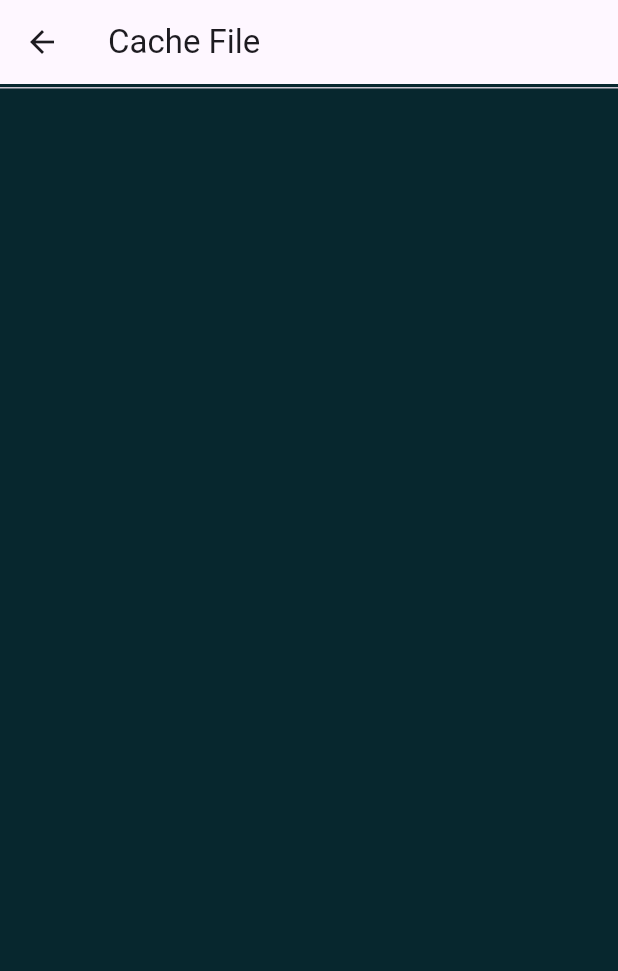
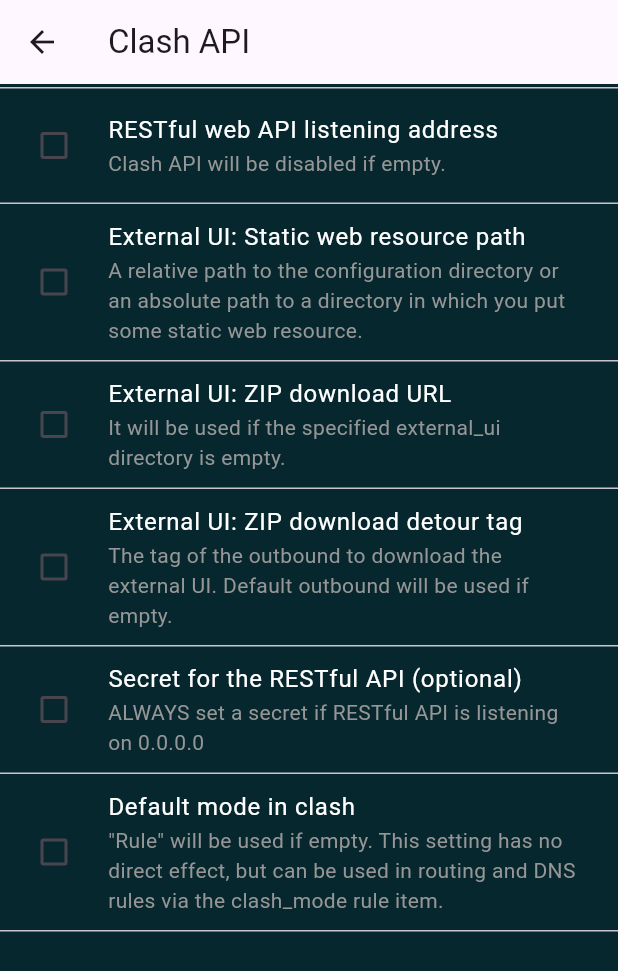
Before and after one commit to LucisUrbe/easy_configurator, a Flutter app: the ClashAPIWidget screen opened directly, on a phone screen of 412 x 824 dp. Shown: the top 971 px of the screen. Run offline on Flutter 3.47's test engine with Material 3 defaults, Android fonts, the phone set to English and light mode, and no system bars; our stand-ins replace sidebarx; generated files the repository leaves out were written again.

Commit message:
feat: experimental - Clash API sub-option page

```diff
--- a/lib/src/localization/app_en.arb
+++ b/lib/src/localization/app_en.arb
@@ -54,7 +54,7 @@
   "caExtCtrlSubtitle": "Clash API will be disabled if empty.",
   "caExtCtrlHintText": "Enter an address with a port",
   "caExtUI": "External UI: Static web resource path",
-  "caExtUISubtitle": "A relative path to the configuration directory or an absolute path to a directory in which you put some static web resource. sing-box will then serve it at http://{{external-controller}}/ui.",
+  "caExtUISubtitle": "A relative path to the configuration directory or an absolute path to a directory in which you put some static web resource.",
   "caExtUIHintText": "Enter a path",
   "caExtUIDlURL": "External UI: ZIP download URL",
   "caExtUIDlURLSubtitle": "It will be used if the specified external_ui directory is empty.",
--- a/lib/src/store.dart
+++ b/lib/src/store.dart
@@ -84,20 +84,20 @@ class CFSelectionStore {
 }
 
 class CACheckedStore {
-  bool externalController = false;
-  bool externalUI = false;
-  bool externalUIDownloadURL = false;
-  bool externalUIDownloadDetour = false;
-  bool secret = false;
-  bool defaultMode = false;
+  static bool externalController = false;
+  static bool externalUI = false;
+  static bool externalUIDownloadURL = false;
+  static bool externalUIDownloadDetour = false;
+  static bool secret = false;
+  static bool defaultMode = false;
 }
 
 class CAConfigStore {
-  String externalController = "127.0.0.1:9090";
-  String externalUI = "";
-  String externalUIDownloadURL =
+  static String externalController = "127.0.0.1:9090";
+  static String externalUI = "";
+  static String externalUIDownloadURL =
       "https://github.com/MetaCubeX/Yacd-meta/archive/gh-pages.zip";
-  String externalUIDownloadDetour = "";
-  String secret = "";
-  String defaultMode = "Rule";
+  static String externalUIDownloadDetour = "";
+  static String secret = "";
+  static String defaultMode = "Rule";
 }
--- a/lib/src/tabs/experimental/clash_api.dart
+++ b/lib/src/tabs/experimental/clash_api.dart
@@ -17,11 +17,330 @@ class _ClashAPIWidgetState extends State<ClashAPIWidget> {
     const dividerHeight = 5.0;
     return Scaffold(
       appBar: AppBar(
-        title: Text(AppLocalizations.of(context)!.cacheFile),
+        title: Text(AppLocalizations.of(context)!.clashAPI),
       ),
       body: SingleChildScrollView(
         child: Column(
           children: <Widget>[
+            const Divider(height: dividerHeight),
+            CheckboxListTile(
+              hoverColor: gray,
+              activeColor: actionColor,
+              controlAffinity: ListTileControlAffinity.leading,
+              value: CACheckedStore.externalController,
+              onChanged: (bool? value) {
+                setState(() {
+                  CACheckedStore.externalController = value!;
+                });
+              },
+              title: Text(
+                AppLocalizations.of(context)!.caExtCtrl,
+                style: const TextStyle(color: white),
+              ),
+              subtitle: Text(
+                AppLocalizations.of(context)!.caExtCtrlSubtitle,
+                style: const TextStyle(color: gray),
+              ),
+            ),
+            CACheckedStore.externalController
+                ? Row(
+                    children: [
+                      const VerticalDivider(
+                        width: 20.0,
+                      ),
+                      Expanded(
+                        child: TextFormField(
+                          initialValue: CAConfigStore.externalController,
+                          cursorColor: gray,
+                          style: const TextStyle(color: white),
+                          decoration: InputDecoration(
+                            border: const OutlineInputBorder(),
+                            focusedBorder: const OutlineInputBorder(
+                              borderSide: BorderSide(color: white),
+                            ),
+                            hintText:
+                                AppLocalizations.of(context)!.caExtCtrlHintText,
+                            hintStyle: const TextStyle(color: gray),
+                          ),
+                          onChanged: (inputString) {
+                            setState(() {
+                              CAConfigStore.externalController = inputString;
+                            });
+                          },
+                        ),
+                      ),
+                      const VerticalDivider(
+                        width: 20.0,
+                      ),
+                    ],
+                  )
+                : Container(),
+            const Divider(height: dividerHeight),
+            CheckboxListTile(
+              hoverColor: gray,
+              activeColor: actionColor,
+              controlAffinity: ListTileControlAffinity.leading,
+              value: CACheckedStore.externalUI,
+              onChanged: (bool? value) {
+                setState(() {
+                  CACheckedStore.externalUI = value!;
+                });
+              },
+              title: Text(
+                AppLocalizations.of(context)!.caExtUI,
+                style: const TextStyle(color: white),
+              ),
+              subtitle: Text(
+                AppLocalizations.of(context)!.caExtUISubtitle,
+                style: const TextStyle(color: gray),
+              ),
+            ),
+            CACheckedStore.externalUI
+                ? Row(
+                    children: [
+                      const VerticalDivider(
+                        width: 20.0,
+                      ),
+                      Expanded(
+                        child: TextFormField(
+                          initialValue: CAConfigStore.externalUI,
+                          cursorColor: gray,
+                          style: const TextStyle(color: white),
+                          decoration: InputDecoration(
+                            border: const OutlineInputBorder(),
+                            focusedBorder: const OutlineInputBorder(
+                              borderSide: BorderSide(color: white),
+                            ),
+                            hintText:
+                                AppLocalizations.of(context)!.caExtUIHintText,
+                            hintStyle: const TextStyle(color: gray),
+                          ),
+                          onChanged: (inputString) {
+                            setState(() {
+                              CAConfigStore.externalUI = inputString;
+                            });
+                          },
+                        ),
+                      ),
+                      const VerticalDivider(
+                        width: 20.0,
+                      ),
+                    ],
+                  )
+                : Container(),
+            const Divider(height: dividerHeight),
+            CheckboxListTile(
+              hoverColor: gray,
+              activeColor: actionColor,
+              controlAffinity: ListTileControlAffinity.leading,
+              value: CACheckedStore.externalUIDownloadURL,
+              onChanged: (bool? value) {
+                setState(() {
+                  CACheckedStore.externalUIDownloadURL = value!;
+                });
+              },
+              title: Text(
+                AppLocalizations.of(context)!.caExtUIDlURL,
+                style: const TextStyle(color: white),
+              ),
+              subtitle: Text(
+                AppLocalizations.of(context)!.caExtUIDlURLSubtitle,
+                style: const TextStyle(color: gray),
+              ),
+            ),
+            CACheckedStore.externalUIDownloadURL
+                ? Row(
+                    children: [
+                      const VerticalDivider(
+                        width: 20.0,
+                      ),
+                      Expanded(
+                        child: TextFormField(
+                          initialValue: CAConfigStore.externalUIDownloadURL,
+                          cursorColor: gray,
+                          style: const TextStyle(color: white),
+                          decoration: InputDecoration(
+                            border: const OutlineInputBorder(),
+                            focusedBorder: const OutlineInputBorder(
+                              borderSide: BorderSide(color: white),
+                            ),
+                            hintText: AppLocalizations.of(context)!
+                                .caExtUIDlURLHintText,
+                            hintStyle: const TextStyle(color: gray),
+                          ),
+                          onChanged: (inputString) {
+                            setState(() {
+                              CAConfigStore.externalUIDownloadURL = inputString;
+                            });
+                          },
+                        ),
+                      ),
+                      const VerticalDivider(
+                        width: 20.0,
+                      ),
+                    ],
+                  )
+                : Container(),
+            const Divider(height: dividerHeight),
+            CheckboxListTile(
+              hoverColor: gray,
+              activeColor: actionColor,
+              controlAffinity: ListTileControlAffinity.leading,
+              value: CACheckedStore.externalUIDownloadDetour,
+              onChanged: (bool? value) {
+                setState(() {
+                  CACheckedStore.externalUIDownloadDetour = value!;
+                });
+              },
+              title: Text(
+                AppLocalizations.of(context)!.caExtUIDlDetour,
+                style: const TextStyle(color: white),
+              ),
+              subtitle: Text(
+                AppLocalizations.of(context)!.caExtUIDlDetourSubtitle,
+                style: const TextStyle(color: gray),
+              ),
+            ),
+            CACheckedStore.externalUIDownloadDetour
+                ? Row(
+                    children: [
+                      const VerticalDivider(
+                        width: 20.0,
+                      ),
+                      Expanded(
+                        child: TextFormField(
+                          initialValue: CAConfigStore.externalUIDownloadDetour,
+                          cursorColor: gray,
+                          style: const TextStyle(color: white),
+                          decoration: InputDecoration(
+                            border: const OutlineInputBorder(),
+                            focusedBorder: const OutlineInputBorder(
+                              borderSide: BorderSide(color: white),
+                            ),
+                            hintText: AppLocalizations.of(context)!
+                                .caExtUIDlDetourHintText,
+                            hintStyle: const TextStyle(color: gray),
+                          ),
+                          onChanged: (inputString) {
+                            setState(() {
+                              CAConfigStore.externalUIDownloadDetour =
+                                  inputString;
+                            });
+                          },
+                        ),
+                      ),
+                      const VerticalDivider(
+                        width: 20.0,
+                      ),
+                    ],
+                  )
+                : Container(),
+            const Divider(height: dividerHeight),
+            CheckboxListTile(
+              hoverColor: gray,
+              activeColor: actionColor,
+              controlAffinity: ListTileControlAffinity.leading,
+              value: CACheckedStore.secret,
+              onChanged: (bool? value) {
+                setState(() {
+                  CACheckedStore.secret = value!;
+                });
+              },
+              title: Text(
+                AppLocalizations.of(context)!.caSecret,
+                style: const TextStyle(color: white),
+              ),
+              subtitle: Text(
+                AppLocalizations.of(context)!.caSecretSubtitle,
+                style: const TextStyle(color: gray),
+              ),
+            ),
+            CACheckedStore.secret
+                ? Row(
+                    children: [
+                      const VerticalDivider(
+                        width: 20.0,
+                      ),
+                      Expanded(
+                        child: TextFormField(
+                          initialValue: CAConfigStore.secret,
+                          cursorColor: gray,
+                          style: const TextStyle(color: white),
+                          decoration: InputDecoration(
+                            border: const OutlineInputBorder(),
+                            focusedBorder: const OutlineInputBorder(
+                              borderSide: BorderSide(color: white),
+                            ),
+                            hintText:
+                                AppLocalizations.of(context)!.caSecretHintText,
+                            hintStyle: const TextStyle(color: gray),
+                          ),
+                          onChanged: (inputString) {
+                            setState(() {
+                              CAConfigStore.secret = inputString;
+                            });
+                          },
+                        ),
+                      ),
+                      const VerticalDivider(
+                        width: 20.0,
+                      ),
+                    ],
+                  )
+                : Container(),
+            const Divider(height: dividerHeight),
+            CheckboxListTile(
+              hoverColor: gray,
+              activeColor: actionColor,
+              controlAffinity: ListTileControlAffinity.leading,
+              value: CACheckedStore.defaultMode,
+              onChanged: (bool? value) {
+                setState(() {
+                  CACheckedStore.defaultMode = value!;
+                });
+              },
+              title: Text(
+                AppLocalizations.of(context)!.caDefaultMode,
+                style: const TextStyle(color: white),
+              ),
+              subtitle: Text(
+                AppLocalizations.of(context)!.caDefaultModeSubtitle,
+                style: const TextStyle(color: gray),
+              ),
+            ),
+            CACheckedStore.defaultMode
+                ? Row(
+                    children: [
+                      const VerticalDivider(
+                        width: 20.0,
+                      ),
+                      Expanded(
+                        child: TextFormField(
+                          initialValue: CAConfigStore.defaultMode,
+                          cursorColor: gray,
+                          style: const TextStyle(color: white),
+                          decoration: InputDecoration(
+                            border: const OutlineInputBorder(),
+                            focusedBorder: const OutlineInputBorder(
+                              borderSide: BorderSide(color: white),
+                            ),
+                            hintText: AppLocalizations.of(context)!
+                                .caDefaultModeHintText,
+                            hintStyle: const TextStyle(color: gray),
+                          ),
+                          onChanged: (inputString) {
+                            setState(() {
+                              CAConfigStore.defaultMode = inputString;
+                            });
+                          },
+                        ),
+                      ),
+                      const VerticalDivider(
+                        width: 20.0,
+                      ),
+                    ],
+                  )
+                : Container(),
             const Divider(height: dividerHeight),
           ],
         ),
--- a/lib/src/tabs/tab_experimental.dart
+++ b/lib/src/tabs/tab_experimental.dart
@@ -1,3 +1,4 @@
+import 'package:easy_configurator/src/tabs/experimental/clash_api.dart';
 import 'package:flutter_gen/gen_l10n/app_localizations.dart';
 import 'package:flutter/material.dart';
 
@@ -68,6 +69,21 @@ class _ExperimentalTabWidgetState extends State<ExperimentalTabWidget> {
                 style: const TextStyle(color: white),
               ),
             ),
+            ExpConfigStore.clashAPI
+                ? ListTile(
+                    title: Text(AppLocalizations.of(context)!.clashAPI),
+                    titleTextStyle: const TextStyle(color: white),
+                    trailing: const Icon(Icons.keyboard_arrow_right),
+                    onTap: () {
+                      Navigator.push(
+                        context,
+                        MaterialPageRoute(
+                          builder: (context) => const ClashAPIWidget(),
+                        ),
+                      );
+                    },
+                  )
+                : Container(),
             const Divider(height: dividerHeight),
             CheckboxListTile(
               hoverColor: gray,
```
